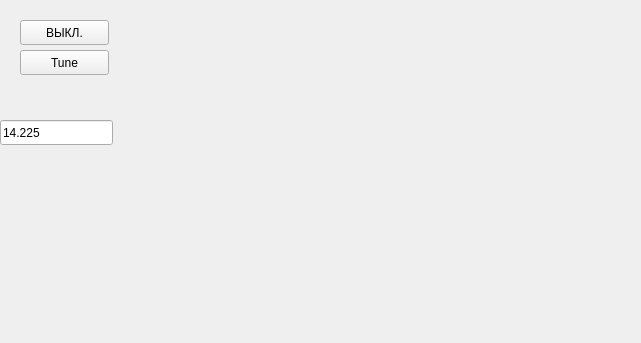
Above: tube_pa_client/form.ui from rn3kk/RemoteTubeAmplifaier before the change. Below: the same form after it.
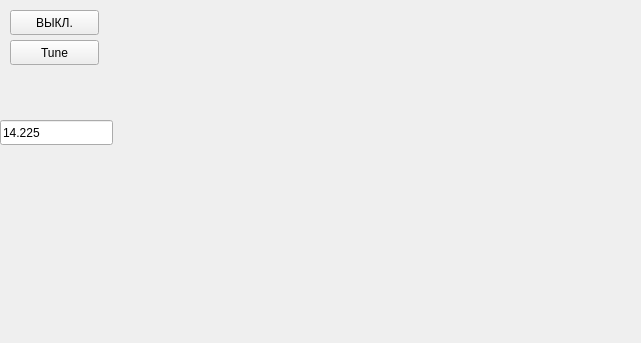
That is the form after the change.

What changed in the file:
```diff
--- a/tube_pa_client/form.ui
+++ b/tube_pa_client/form.ui
@@ -16,8 +16,8 @@
   <widget class="QPushButton" name="pwrButton">
    <property name="geometry">
     <rect>
-     <x>20</x>
-     <y>20</y>
+     <x>10</x>
+     <y>10</y>
      <width>89</width>
      <height>25</height>
     </rect>
@@ -40,8 +40,8 @@
   <widget class="QPushButton" name="tuneButton">
    <property name="geometry">
     <rect>
-     <x>20</x>
-     <y>50</y>
+     <x>10</x>
+     <y>40</y>
      <width>89</width>
      <height>25</height>
     </rect>
```
